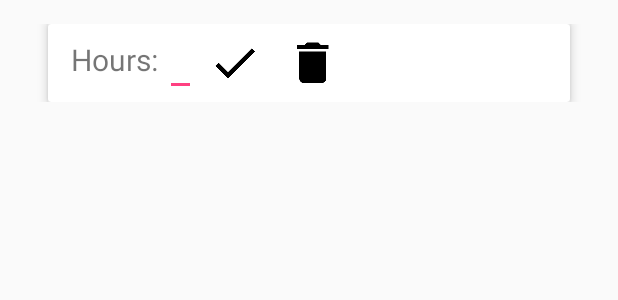
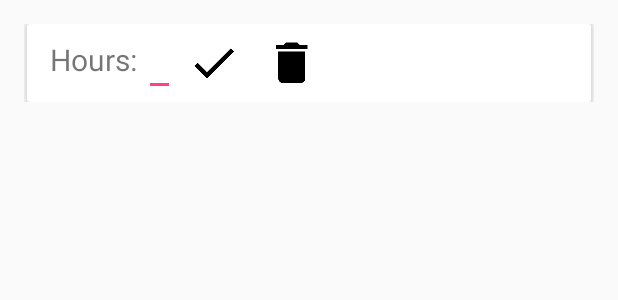
Before and after one commit to Pete1551/Time, an Android app: the layout time_detail_card.xml on its own in the app's theme, with its tools: preview values and no code run, on a phone screen of 412 x 824 dp. Shown: the top 300 px of the screen. Run offline under Robolectric (Android 15) with nearby library versions, the phone set to English and light mode, and no system bars.

Commit message:
icon ui fix

```diff
--- a/app/src/main/java/com/aston/phenders/time01/activities/TimeCardDatesDetail.kt
+++ b/app/src/main/java/com/aston/phenders/time01/activities/TimeCardDatesDetail.kt
@@ -5,6 +5,7 @@ import android.support.v7.app.AppCompatActivity
 import android.support.v7.widget.LinearLayoutManager
 import android.support.v7.widget.RecyclerView
 import android.view.View
+import android.view.WindowManager
 import android.widget.TextView
 import com.aston.phenders.time01.R
 import com.aston.phenders.time01.adapters.TimeCardDetailAdapter
@@ -26,7 +27,7 @@ class TimeCardDatesDetail : AppCompatActivity(), AnkoLogger {
 
     override fun onCreate(savedInstanceState: Bundle?) {
         super.onCreate(savedInstanceState)
-        warn("Create Time Card Details Activity")
+        getWindow().setSoftInputMode(WindowManager.LayoutParams.SOFT_INPUT_STATE_HIDDEN);
         setContentView(R.layout.activity_card_dates_detail)
 
         detailsView = findViewById(R.id.time_detail_recycler)
--- a/app/src/main/res/layout/time_card_item.xml
+++ b/app/src/main/res/layout/time_card_item.xml
@@ -18,20 +18,10 @@
             android:layout_height="match_parent"
             android:orientation="horizontal">
 
-            <ImageView
-                android:layout_width="wrap_content"
-                android:layout_height="wrap_content"
-                android:layout_gravity="center"
-                android:layout_margin="12dp"
-                android:gravity="center"
-                android:padding="6dp"
-                android:src="@drawable/baseline_keyboard_arrow_right_black_36"
-                android:textAlignment="center" />
-
             <LinearLayout
                 android:layout_width="wrap_content"
                 android:layout_height="wrap_content"
-                android:layout_marginEnd="20dp"
+                android:layout_marginEnd="6dp"
                 android:layout_marginStart="20dp"
                 android:orientation="vertical">
 
@@ -66,6 +56,15 @@
 
             </LinearLayout>
 
+            <ImageView
+                android:layout_width="wrap_content"
+                android:layout_height="wrap_content"
+                android:layout_gravity="center"
+                android:layout_margin="12dp"
+                android:gravity="center"
+                android:padding="6dp"
+                android:src="@drawable/baseline_keyboard_arrow_right_black_36"
+                android:textAlignment="center" />
 
         </LinearLayout>
     </android.support.v7.widget.CardView>
--- a/app/src/main/res/layout/time_detail_card.xml
+++ b/app/src/main/res/layout/time_detail_card.xml
@@ -11,13 +11,12 @@
         android:layout_width="match_parent"
         android:layout_height="wrap_content"
         android:layout_alignParentTop="true"
-        android:layout_margin="16dp"
+        android:layout_margin="2dp"
         android:background="@android:color/white"
         android:padding="1dp"
         app:cardElevation="4dp"
         app:cardMaxElevation="5dp"
-        card_view:cardCornerRadius="5dp"
-        >
+        card_view:cardCornerRadius="5dp">
 
         <LinearLayout
             android:layout_width="wrap_content"
@@ -32,42 +31,44 @@
                 android:gravity="center"
                 android:textAlignment="center"
                 android:textSize="20sp" />
+
             <TextView
                 android:id="@+id/hours_label"
                 android:layout_width="wrap_content"
                 android:layout_height="wrap_content"
+                android:layout_marginStart="15dp"
                 android:gravity="center"
+                android:labelFor="@id/date_hours"
+                android:text="Hours: "
                 android:textAlignment="center"
-                android:textSize="20sp"
-                android:layout_marginStart="15dp"
-                android:text="Hours: "
-                android:labelFor="@id/date_hours"/>
+                android:textSize="20sp" />
 
             <EditText
                 android:id="@+id/date_hours"
                 android:layout_width="match_parent"
                 android:layout_height="wrap_content"
                 android:gravity="center"
+                android:inputType="numberDecimal"
                 android:textAlignment="center"
-                android:textSize="20sp"
-                android:inputType="numberDecimal"
-                />
+                android:textSize="20sp" />
+
             <ImageView
                 android:layout_width="wrap_content"
                 android:layout_height="wrap_content"
+                android:layout_margin="4dp"
                 android:gravity="center"
-                android:textAlignment="center"
-                android:layout_margin="4dp"
                 android:padding="4dp"
-                android:src="@drawable/baseline_done_black_36"/>
+                android:src="@drawable/baseline_done_black_36"
+                android:textAlignment="center" />
+
             <ImageView
                 android:layout_width="wrap_content"
                 android:layout_height="wrap_content"
+                android:layout_margin="4dp"
                 android:gravity="center"
-                android:textAlignment="center"
-                android:layout_margin="4dp"
                 android:padding="4dp"
-                android:src="@drawable/baseline_delete_black_36"/>
+                android:src="@drawable/baseline_delete_black_36"
+                android:textAlignment="center" />
 
 
         </LinearLayout>
```
